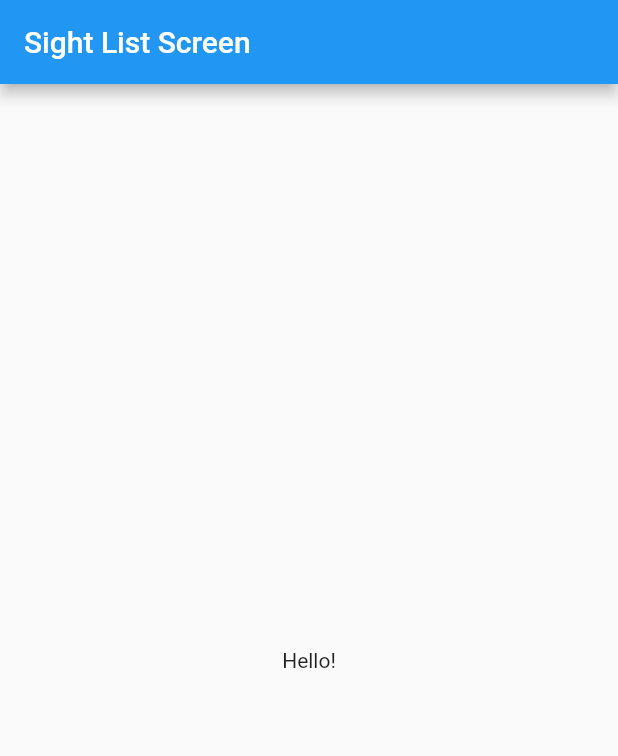
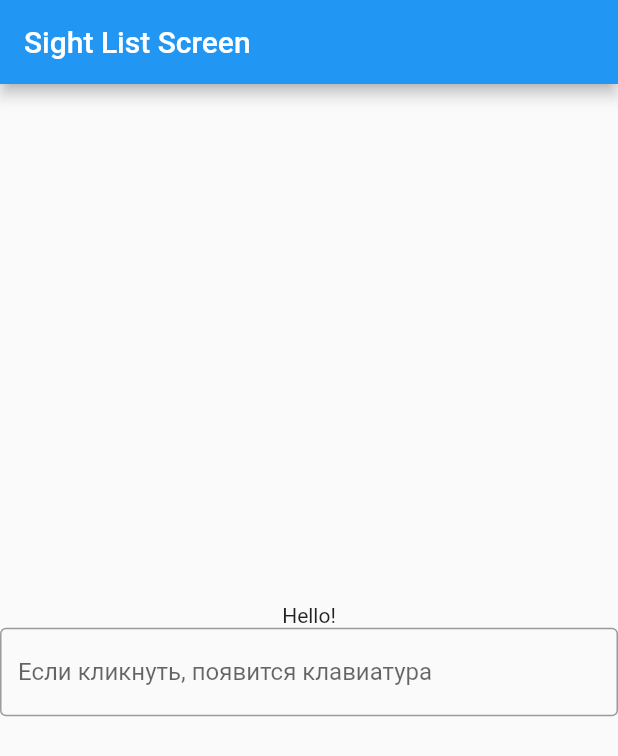
Before and after one commit to DmitriRezchikov/places, a Flutter app: the screen it shows after launch, on a phone screen of 412 x 824 dp. Shown: the top 756 px of the screen. Run offline on Flutter 3.47's test engine with Material 2 defaults, Android fonts, the phone set to English and light mode, and no system bars; our stand-ins replace flutter_svg; missing offline and left inert: surf_lint_rules.

Commit message:
Домашка

```diff
--- a/lib/ui/screen/sight_list_screen.dart
+++ b/lib/ui/screen/sight_list_screen.dart
@@ -1,5 +1,6 @@
+// ignore_for_file: prefer_const_constructors
+
 import 'package:flutter/material.dart';
-
 import 'package:flutter/src/foundation/key.dart';
 import 'package:flutter/src/widgets/framework.dart';
 
@@ -14,19 +15,25 @@ class _SightListScreenState extends State<SightListScreen> {
   @override
   Widget build(BuildContext context) {
     return Scaffold(
+      resizeToAvoidBottomInset: false,
       appBar: AppBar(title: const Text('Sight List Screen')),
-      // body: const Center(
-      //   child: Text(
-      //     "Sight List Screen",
-      //     style: TextStyle(
-      //       color: Colors.black,
-      //       fontSize: 40.0,
-      //     ),
-      //   ),
+
+      // body: Center(
+      //   child: Text("Hello!"),
       // ),
 
-      body: Center(
-        child: Text("Hello!"),
+      body: Column(
+        mainAxisAlignment: MainAxisAlignment.center,
+        // ignore: prefer_const_literals_to_create_immutables
+        children: <Widget>[
+          Text("Hello!"),
+          TextField(
+            decoration: InputDecoration(
+              border: OutlineInputBorder(),
+              hintText: 'Если кликнуть, появится клавиатура',
+            ),
+          ),
+        ],
       ),
     );
   }
```
